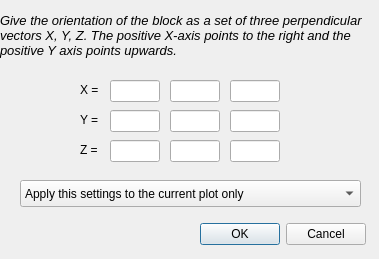
Old version of the form ui/dcoordsys.ui in the repository dmt4/ddplot.
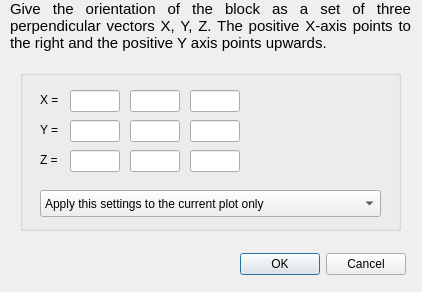
New version of the form.

```diff
--- a/ui/dcoordsys.ui
+++ b/ui/dcoordsys.ui
@@ -6,179 +6,35 @@
    <rect>
     <x>0</x>
     <y>0</y>
-    <width>379</width>
-    <height>259</height>
+    <width>422</width>
+    <height>292</height>
    </rect>
   </property>
   <property name="windowTitle">
    <string>Coordinate system of the block</string>
   </property>
-  <widget class="QLabel" name="TextLabel2_2">
-   <property name="geometry">
-    <rect>
-     <x>80</x>
-     <y>110</y>
-     <width>30</width>
-     <height>20</height>
-    </rect>
-   </property>
-   <property name="text">
-    <string>Y =</string>
-   </property>
-   <property name="textFormat">
-    <enum>Qt::AutoText</enum>
-   </property>
-   <property name="wordWrap">
-    <bool>false</bool>
-   </property>
-  </widget>
-  <widget class="QLabel" name="TextLabel2_3">
-   <property name="geometry">
-    <rect>
-     <x>80</x>
-     <y>140</y>
-     <width>30</width>
-     <height>20</height>
-    </rect>
-   </property>
-   <property name="text">
-    <string>Z =</string>
-   </property>
-   <property name="textFormat">
-    <enum>Qt::AutoText</enum>
-   </property>
-   <property name="wordWrap">
-    <bool>false</bool>
-   </property>
-  </widget>
-  <widget class="QLabel" name="TextLabel2">
-   <property name="geometry">
-    <rect>
-     <x>80</x>
-     <y>80</y>
-     <width>30</width>
-     <height>20</height>
-    </rect>
-   </property>
-   <property name="text">
-    <string>X =</string>
-   </property>
-   <property name="textFormat">
-    <enum>Qt::AutoText</enum>
-   </property>
-   <property name="wordWrap">
-    <bool>false</bool>
-   </property>
-  </widget>
-  <widget class="QLineEdit" name="z3">
-   <property name="geometry">
-    <rect>
-     <x>230</x>
-     <y>140</y>
-     <width>50</width>
-     <height>22</height>
-    </rect>
-   </property>
-  </widget>
-  <widget class="QLineEdit" name="z2">
-   <property name="geometry">
-    <rect>
-     <x>170</x>
-     <y>140</y>
-     <width>50</width>
-     <height>22</height>
-    </rect>
-   </property>
-  </widget>
-  <widget class="QLineEdit" name="z1">
-   <property name="geometry">
-    <rect>
-     <x>110</x>
-     <y>140</y>
-     <width>50</width>
-     <height>22</height>
-    </rect>
-   </property>
-  </widget>
-  <widget class="QLineEdit" name="y3">
-   <property name="geometry">
-    <rect>
-     <x>230</x>
-     <y>110</y>
-     <width>50</width>
-     <height>22</height>
-    </rect>
-   </property>
-  </widget>
-  <widget class="QLineEdit" name="y2">
-   <property name="geometry">
-    <rect>
-     <x>170</x>
-     <y>110</y>
-     <width>50</width>
-     <height>22</height>
-    </rect>
-   </property>
-  </widget>
-  <widget class="QLineEdit" name="y1">
-   <property name="geometry">
-    <rect>
-     <x>110</x>
-     <y>110</y>
-     <width>50</width>
-     <height>22</height>
-    </rect>
-   </property>
-  </widget>
-  <widget class="QLineEdit" name="x3">
-   <property name="geometry">
-    <rect>
-     <x>230</x>
-     <y>80</y>
-     <width>50</width>
-     <height>22</height>
-    </rect>
-   </property>
-  </widget>
-  <widget class="QLineEdit" name="x2">
-   <property name="geometry">
-    <rect>
-     <x>170</x>
-     <y>80</y>
-     <width>50</width>
-     <height>22</height>
-    </rect>
-   </property>
-  </widget>
-  <widget class="QLineEdit" name="x1">
-   <property name="geometry">
-    <rect>
-     <x>110</x>
-     <y>80</y>
-     <width>50</width>
-     <height>22</height>
-    </rect>
-   </property>
-  </widget>
   <widget class="QLabel" name="TextLabel1">
    <property name="geometry">
     <rect>
-     <x>0</x>
+     <x>10</x>
      <y>0</y>
-     <width>380</width>
-     <height>71</height>
+     <width>401</width>
+     <height>81</height>
     </rect>
    </property>
    <property name="text">
     <string>&lt;!DOCTYPE HTML PUBLIC &quot;-//W3C//DTD HTML 4.0//EN&quot; &quot;http://www.w3.org/TR/REC-html40/strict.dtd&quot;&gt;
 &lt;html&gt;&lt;head&gt;&lt;meta name=&quot;qrichtext&quot; content=&quot;1&quot; /&gt;&lt;style type=&quot;text/css&quot;&gt;
 p, li { white-space: pre-wrap; }
-&lt;/style&gt;&lt;/head&gt;&lt;body style=&quot; font-family:'Sans'; font-size:10pt; font-weight:400; font-style:normal;&quot;&gt;
-&lt;p style=&quot; margin-top:0px; margin-bottom:0px; margin-left:0px; margin-right:0px; -qt-block-indent:0; text-indent:0px;&quot;&gt;&lt;span style=&quot; font-style:italic;&quot;&gt;Give the orientation of the block as a set of three perpendicular vectors X, Y, Z. The positive X-axis points to the right and the positive Y axis points upwards.&lt;/span&gt;&lt;/p&gt;&lt;/body&gt;&lt;/html&gt;</string>
+&lt;/style&gt;&lt;/head&gt;&lt;body style=&quot; font-family:'Ubuntu'; font-size:11pt; font-weight:400; font-style:normal;&quot;&gt;
+&lt;p align=&quot;justify&quot; style=&quot; margin-top:0px; margin-bottom:0px; margin-left:0px; margin-right:0px; -qt-block-indent:0; text-indent:0px;&quot;&gt;Give the orientation of the block as a set of three perpendicular vectors X, Y, Z. The positive X-axis points to the right and the positive Y axis points upwards.&lt;/p&gt;&lt;/body&gt;&lt;/html&gt;</string>
    </property>
    <property name="textFormat">
     <enum>Qt::RichText</enum>
    </property>
+   <property name="alignment">
+    <set>Qt::AlignLeading|Qt::AlignLeft|Qt::AlignTop</set>
+   </property>
    <property name="wordWrap">
     <bool>true</bool>
    </property>
@@ -189,8 +45,8 @@
   <widget class="QDialogButtonBox" name="buttonBox">
    <property name="geometry">
     <rect>
-     <x>190</x>
-     <y>220</y>
+     <x>230</x>
+     <y>250</y>
      <width>176</width>
      <height>28</height>
     </rect>
@@ -199,25 +55,185 @@
     <set>QDialogButtonBox::Cancel|QDialogButtonBox::Ok</set>
    </property>
   </widget>
-  <widget class="QComboBox" name="applyHow">
+  <widget class="QGroupBox" name="groupBox">
    <property name="geometry">
     <rect>
      <x>20</x>
-     <y>180</y>
-     <width>341</width>
-     <height>27</height>
+     <y>70</y>
+     <width>381</width>
+     <height>161</height>
     </rect>
    </property>
-   <item>
+   <property name="title">
+    <string/>
+   </property>
+   <widget class="QLineEdit" name="z3">
+    <property name="geometry">
+     <rect>
+      <x>170</x>
+      <y>80</y>
+      <width>50</width>
+      <height>22</height>
+     </rect>
+    </property>
+   </widget>
+   <widget class="QLineEdit" name="z1">
+    <property name="geometry">
+     <rect>
+      <x>50</x>
+      <y>80</y>
+      <width>50</width>
+      <height>22</height>
+     </rect>
+    </property>
+   </widget>
+   <widget class="QLineEdit" name="y1">
+    <property name="geometry">
+     <rect>
+      <x>50</x>
+      <y>50</y>
+      <width>50</width>
+      <height>22</height>
+     </rect>
+    </property>
+   </widget>
+   <widget class="QLabel" name="TextLabel2_2">
+    <property name="geometry">
+     <rect>
+      <x>20</x>
+      <y>50</y>
+      <width>30</width>
+      <height>20</height>
+     </rect>
+    </property>
     <property name="text">
-     <string>Apply this settings to the current plot only</string>
+     <string>Y =</string>
     </property>
-   </item>
-   <item>
+    <property name="textFormat">
+     <enum>Qt::AutoText</enum>
+    </property>
+    <property name="wordWrap">
+     <bool>false</bool>
+    </property>
+   </widget>
+   <widget class="QLabel" name="TextLabel2">
+    <property name="geometry">
+     <rect>
+      <x>20</x>
+      <y>20</y>
+      <width>30</width>
+      <height>20</height>
+     </rect>
+    </property>
     <property name="text">
-     <string>Apply this settings to all selected plots</string>
+     <string>X =</string>
     </property>
-   </item>
+    <property name="textFormat">
+     <enum>Qt::AutoText</enum>
+    </property>
+    <property name="wordWrap">
+     <bool>false</bool>
+    </property>
+   </widget>
+   <widget class="QLineEdit" name="x1">
+    <property name="geometry">
+     <rect>
+      <x>50</x>
+      <y>20</y>
+      <width>50</width>
+      <height>22</height>
+     </rect>
+    </property>
+   </widget>
+   <widget class="QLineEdit" name="x3">
+    <property name="geometry">
+     <rect>
+      <x>170</x>
+      <y>20</y>
+      <width>50</width>
+      <height>22</height>
+     </rect>
+    </property>
+   </widget>
+   <widget class="QLineEdit" name="z2">
+    <property name="geometry">
+     <rect>
+      <x>110</x>
+      <y>80</y>
+      <width>50</width>
+      <height>22</height>
+     </rect>
+    </property>
+   </widget>
+   <widget class="QLabel" name="TextLabel2_3">
+    <property name="geometry">
+     <rect>
+      <x>20</x>
+      <y>80</y>
+      <width>30</width>
+      <height>20</height>
+     </rect>
+    </property>
+    <property name="text">
+     <string>Z =</string>
+    </property>
+    <property name="textFormat">
+     <enum>Qt::AutoText</enum>
+    </property>
+    <property name="wordWrap">
+     <bool>false</bool>
+    </property>
+   </widget>
+   <widget class="QComboBox" name="applyHow">
+    <property name="geometry">
+     <rect>
+      <x>20</x>
+      <y>120</y>
+      <width>341</width>
+      <height>27</height>
+     </rect>
+    </property>
+    <item>
+     <property name="text">
+      <string>Apply this settings to the current plot only</string>
+     </property>
+    </item>
+    <item>
+     <property name="text">
+      <string>Apply this settings to all selected plots</string>
+     </property>
+    </item>
+   </widget>
+   <widget class="QLineEdit" name="x2">
+    <property name="geometry">
+     <rect>
+      <x>110</x>
+      <y>20</y>
+      <width>50</width>
+      <height>22</height>
+     </rect>
+    </property>
+   </widget>
+   <widget class="QLineEdit" name="y3">
+    <property name="geometry">
+     <rect>
+      <x>170</x>
+      <y>50</y>
+      <width>50</width>
+      <height>22</height>
+     </rect>
+    </property>
+   </widget>
+   <widget class="QLineEdit" name="y2">
+    <property name="geometry">
+     <rect>
+      <x>110</x>
+      <y>50</y>
+      <width>50</width>
+      <height>22</height>
+     </rect>
+    </property>
+   </widget>
   </widget>
  </widget>
  <layoutdefault spacing="6" margin="11"/>
```
